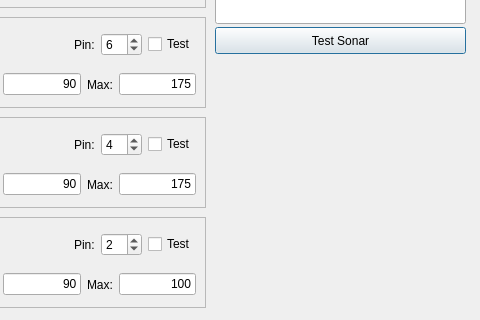
Qt form configwindow.ui (ptbw/FriztV2) before a commit; both pictures show x 575 to 1055 and y 333 to 653 of the 1055 by 772 pixel window.
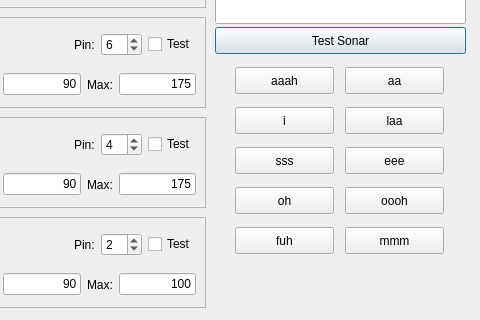
The same form after that commit.

The edit to the form file:
```diff
--- a/configwindow.ui
+++ b/configwindow.ui
@@ -1985,6 +1985,136 @@
     <enum>QFrame::Raised</enum>
    </property>
   </widget>
+  <widget class="QPushButton" name="btnaaah">
+   <property name="geometry">
+    <rect>
+     <x>810</x>
+     <y>400</y>
+     <width>99</width>
+     <height>27</height>
+    </rect>
+   </property>
+   <property name="text">
+    <string>aaah</string>
+   </property>
+  </widget>
+  <widget class="QPushButton" name="btnaa">
+   <property name="geometry">
+    <rect>
+     <x>920</x>
+     <y>400</y>
+     <width>99</width>
+     <height>27</height>
+    </rect>
+   </property>
+   <property name="text">
+    <string>aa</string>
+   </property>
+  </widget>
+  <widget class="QPushButton" name="btni">
+   <property name="geometry">
+    <rect>
+     <x>810</x>
+     <y>440</y>
+     <width>99</width>
+     <height>27</height>
+    </rect>
+   </property>
+   <property name="text">
+    <string>i</string>
+   </property>
+  </widget>
+  <widget class="QPushButton" name="btnlaa">
+   <property name="geometry">
+    <rect>
+     <x>920</x>
+     <y>440</y>
+     <width>99</width>
+     <height>27</height>
+    </rect>
+   </property>
+   <property name="text">
+    <string>laa</string>
+   </property>
+  </widget>
+  <widget class="QPushButton" name="btnsss">
+   <property name="geometry">
+    <rect>
+     <x>810</x>
+     <y>480</y>
+     <width>99</width>
+     <height>27</height>
+    </rect>
+   </property>
+   <property name="text">
+    <string>sss</string>
+   </property>
+  </widget>
+  <widget class="QPushButton" name="btneee">
+   <property name="geometry">
+    <rect>
+     <x>920</x>
+     <y>480</y>
+     <width>99</width>
+     <height>27</height>
+    </rect>
+   </property>
+   <property name="text">
+    <string>eee</string>
+   </property>
+  </widget>
+  <widget class="QPushButton" name="btnoh">
+   <property name="geometry">
+    <rect>
+     <x>810</x>
+     <y>520</y>
+     <width>99</width>
+     <height>27</height>
+    </rect>
+   </property>
+   <property name="text">
+    <string>oh</string>
+   </property>
+  </widget>
+  <widget class="QPushButton" name="btnoooh">
+   <property name="geometry">
+    <rect>
+     <x>920</x>
+     <y>520</y>
+     <width>99</width>
+     <height>27</height>
+    </rect>
+   </property>
+   <property name="text">
+    <string>oooh</string>
+   </property>
+  </widget>
+  <widget class="QPushButton" name="btnfuh">
+   <property name="geometry">
+    <rect>
+     <x>810</x>
+     <y>560</y>
+     <width>99</width>
+     <height>27</height>
+    </rect>
+   </property>
+   <property name="text">
+    <string>fuh</string>
+   </property>
+  </widget>
+  <widget class="QPushButton" name="btnmmm">
+   <property name="geometry">
+    <rect>
+     <x>920</x>
+     <y>560</y>
+     <width>99</width>
+     <height>27</height>
+    </rect>
+   </property>
+   <property name="text">
+    <string>mmm</string>
+   </property>
+  </widget>
   <zorder>frame_13</zorder>
   <zorder>frame_2</zorder>
   <zorder>frame</zorder>
```
Left out of the diff: 10 changed lines with no effect on the pictures.
